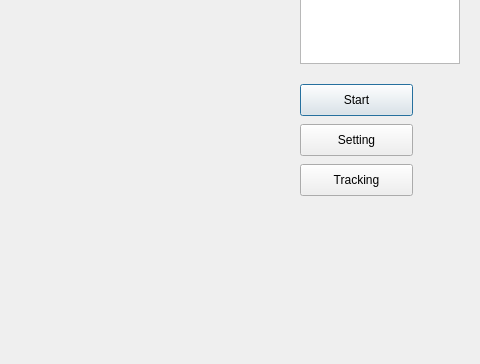
Qt form mainview.ui (xupei0610/HandGestureRecognition) before a commit; both pictures show x 380 to 860 and y 156 to 520 of the 860 by 520 pixel window.
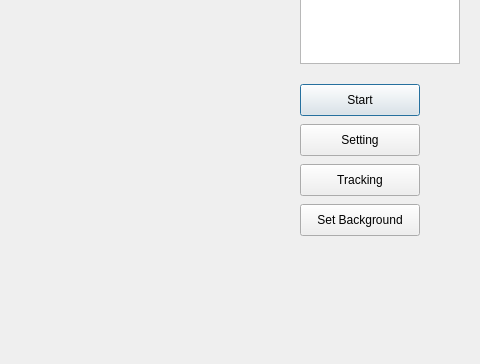
The same form after that commit.

Patch:
```diff
--- a/mainview.ui
+++ b/mainview.ui
@@ -31,7 +31,7 @@
     <rect>
      <x>680</x>
      <y>240</y>
-     <width>113</width>
+     <width>120</width>
      <height>32</height>
     </rect>
    </property>
@@ -54,7 +54,7 @@
     <rect>
      <x>680</x>
      <y>280</y>
-     <width>113</width>
+     <width>120</width>
      <height>32</height>
     </rect>
    </property>
@@ -67,7 +67,7 @@
     <rect>
      <x>680</x>
      <y>320</y>
-     <width>113</width>
+     <width>120</width>
      <height>32</height>
     </rect>
    </property>
@@ -75,6 +75,32 @@
     <string>Tracking</string>
    </property>
   </widget>
+  <widget class="QPushButton" name="btnSetBackground">
+   <property name="geometry">
+    <rect>
+     <x>680</x>
+     <y>360</y>
+     <width>120</width>
+     <height>32</height>
+    </rect>
+   </property>
+   <property name="text">
+    <string>Set Background</string>
+   </property>
+  </widget>
+  <widget class="QLabel" name="lblBackground">
+   <property name="geometry">
+    <rect>
+     <x>692</x>
+     <y>412</y>
+     <width>128</width>
+     <height>64</height>
+    </rect>
+   </property>
+   <property name="text">
+    <string/>
+   </property>
+  </widget>
  </widget>
  <layoutdefault spacing="6" margin="11"/>
  <resources/>
```
